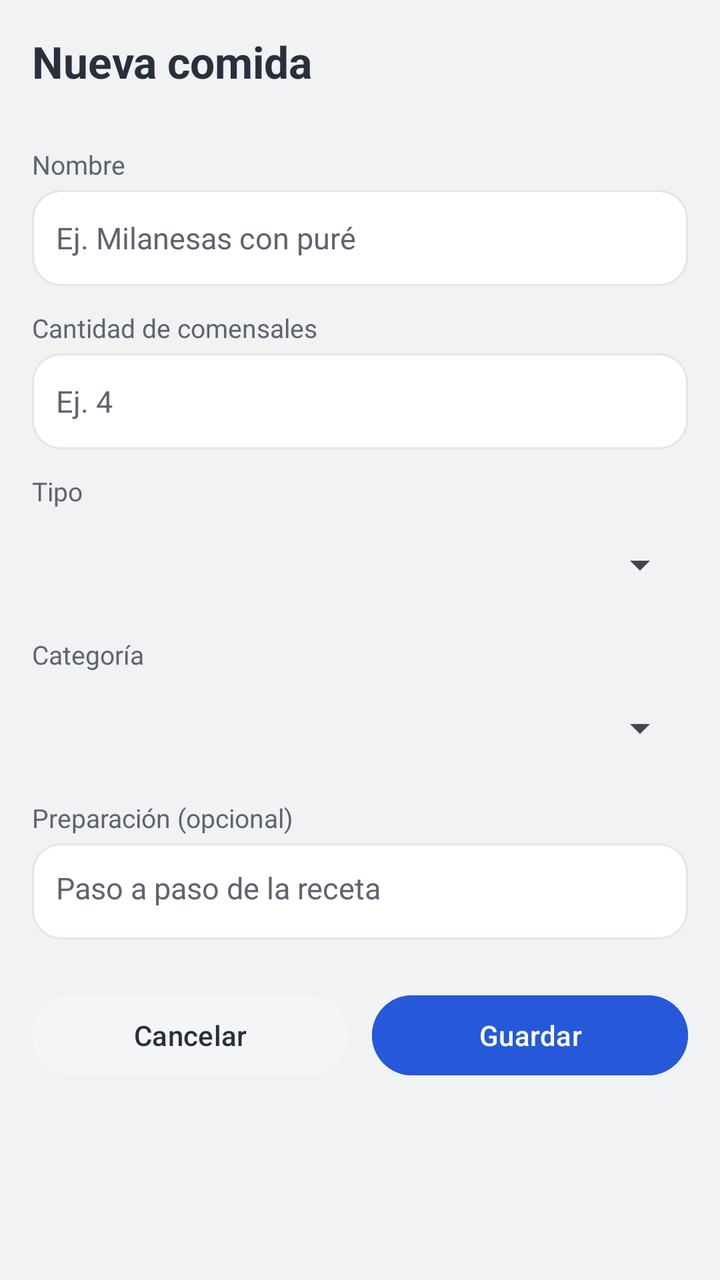
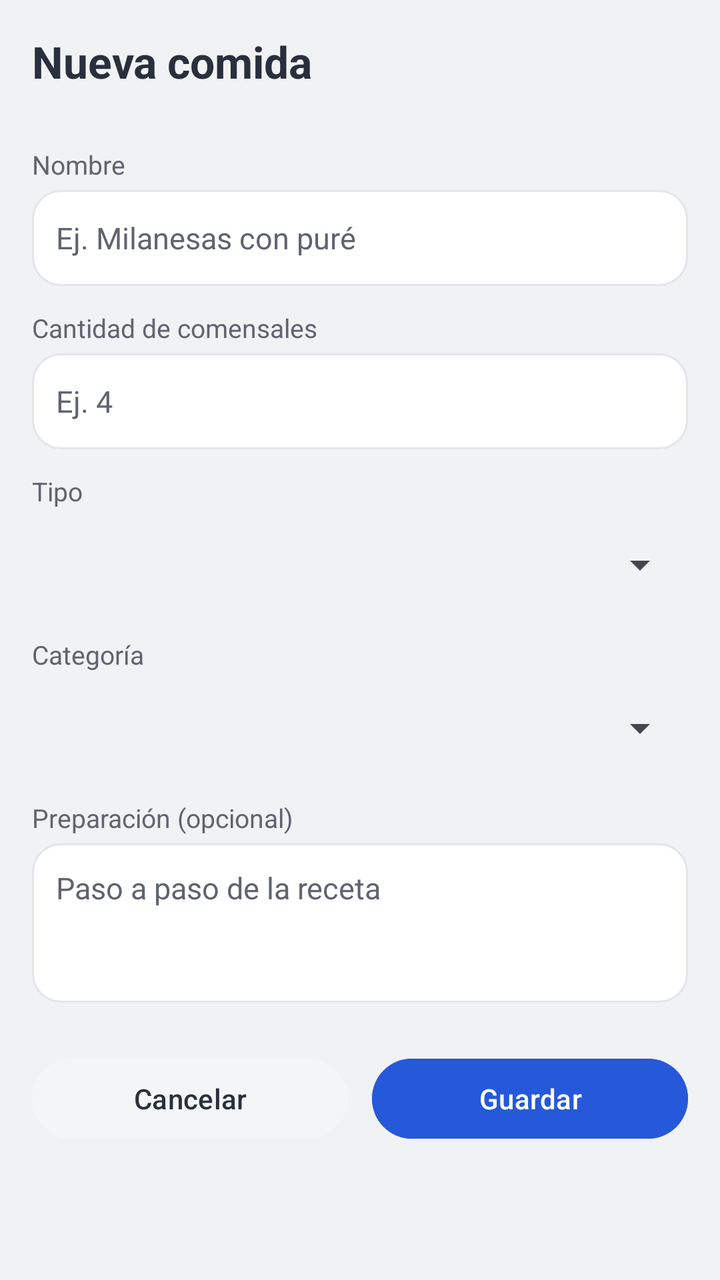

Compare the two renders of this Android layout. The source of the first and the diff that turns it into the second are given below.
<!-- AndroidManifest.xml: application theme Theme.MenuCompras -->
<!-- res/layout/activity_editar_comida.xml -->
<?xml version="1.0" encoding="utf-8"?>
<ScrollView xmlns:android="http://schemas.android.com/apk/res/android"
    android:layout_width="match_parent"
    android:layout_height="match_parent"
    android:background="@color/mc_bg">

    <LinearLayout
        android:layout_width="match_parent"
        android:layout_height="wrap_content"
        android:orientation="vertical"
        android:padding="16dp">

        <TextView
            android:id="@+id/tv_titulo_comida"
            android:layout_width="wrap_content"
            android:layout_height="wrap_content"
            android:textColor="@color/mc_ink"
            android:textSize="22sp"
            android:textStyle="bold"
            android:layout_marginBottom="16dp"
            android:text="Nueva comida" />

        
        <TextView style="@style/McLabel" android:text="Nombre" />
        <EditText
            android:id="@+id/et_nombre_comida"
            style="@style/McInput"
            android:inputType="textCapSentences"
            android:hint="Ej. Milanesas con puré" />

        
        <TextView style="@style/McLabel" android:text="Cantidad de comensales" />
        <EditText
            android:id="@+id/et_comensales"
            style="@style/McInput"
            android:inputType="number"
            android:hint="Ej. 4" />

        
        <TextView style="@style/McLabel" android:text="Tipo" />
        <Spinner
            android:id="@+id/sp_tipo_comida"
            android:layout_width="match_parent"
            android:layout_height="48dp"
            android:layout_marginTop="4dp" />

        
        <TextView style="@style/McLabel" android:text="Categoría" />
        <Spinner
            android:id="@+id/sp_categoria_comida"
            android:layout_width="match_parent"
            android:layout_height="48dp"
            android:layout_marginTop="4dp" />

        
        <TextView style="@style/McLabel" android:text="Preparación (opcional)" />
        <EditText
            android:id="@+id/et_preparacion"
            style="@style/McInput"
            android:inputType="textmultiLine|textCapSentences"
            android:minLines="3"
            android:gravity="top"
            android:hint="Paso a paso de la receta" />

        
        <Button
            android:id="@+id/btn_borrar_comida"
            android:layout_width="match_parent"
            android:layout_height="48dp"
            android:layout_marginTop="16dp"
            android:text="Eliminar comida"
            android:textColor="@color/mc_accent_ink"
            android:backgroundTint="@color/mc_danger"
            android:visibility="gone" />

        
        <LinearLayout
            android:layout_width="match_parent"
            android:layout_height="wrap_content"
            android:orientation="horizontal"
            android:layout_marginTop="24dp">

            <Button
                android:id="@+id/btn_cancelar_comida"
                android:layout_width="0dp"
                android:layout_height="48dp"
                android:layout_weight="1"
                android:text="Cancelar"
                android:textColor="@color/mc_ink"
                android:backgroundTint="@color/mc_band" />

            <Button
                android:id="@+id/btn_guardar_comida"
                android:layout_width="0dp"
                android:layout_height="48dp"
                android:layout_weight="1"
                android:layout_marginStart="12dp"
                android:text="Guardar"
                android:textColor="@color/mc_accent_ink"
                android:backgroundTint="@color/mc_accent" />

        </LinearLayout>

    </LinearLayout>
</ScrollView>
<!-- resources referenced by this layout -->
<resources>
  <color name="mc_accent">#2659D9</color>
  <color name="mc_accent_ink">#FFFFFF</color>
  <color name="mc_band">#F4F5F7</color>
  <color name="mc_bg">#F1F2F4</color>
  <color name="mc_danger">#D64545</color>
  <color name="mc_ink">#292F3D</color>
  <style name="McInput">
          <item name="android:layout_width">match_parent</item>
          <item name="android:layout_height">wrap_content</item>
          <item name="android:layout_marginTop">4dp</item>
          <item name="android:background">@drawable/bg_card</item>
          <item name="android:padding">12dp</item>
          <item name="android:minHeight">48dp</item>
          <item name="android:textColor">@color/mc_ink</item>
          <item name="android:textSize">15sp</item>
          <item name="android:textColorHint">@color/mc_muted</item>
      </style>
  <style name="McLabel">
          <item name="android:layout_width">wrap_content</item>
          <item name="android:layout_height">wrap_content</item>
          <item name="android:layout_marginTop">12dp</item>
          <item name="android:textColor">@color/mc_muted</item>
          <item name="android:textSize">13sp</item>
      </style>
  <style name="Theme.MenuCompras" parent="Base.Theme.MenuCompras" />
  <!-- drawable bg_card (drawable) -->
  <?xml version="1.0" encoding="utf-8"?>
  <shape xmlns:android="http://schemas.android.com/apk/res/android"
      android:shape="rectangle">
      <solid android:color="@color/mc_surface" />
      <corners android:radius="14dp" />
      <stroke android:width="1dp" android:color="@color/mc_line" />
  </shape>
  <color name="mc_muted">#5F6470</color>
  <style name="Base.Theme.MenuCompras" parent="Theme.Material3.DayNight.NoActionBar">
          
          
      </style>
  <color name="mc_surface">#FFFFFF</color>
  <color name="mc_line">#E3E5EA</color>
</resources>

<!-- the commit's change to res/layout/activity_editar_comida.xml (unified diff, before → after) -->
@@ -57,7 +57,7 @@
         <EditText
             android:id="@+id/et_preparacion"
             style="@style/McInput"
-            android:inputType="textmultiLine|textCapSentences"
+            android:inputType="textMultiLine|textCapSentences"
             android:minLines="3"
             android:gravity="top"
             android:hint="Paso a paso de la receta" />
